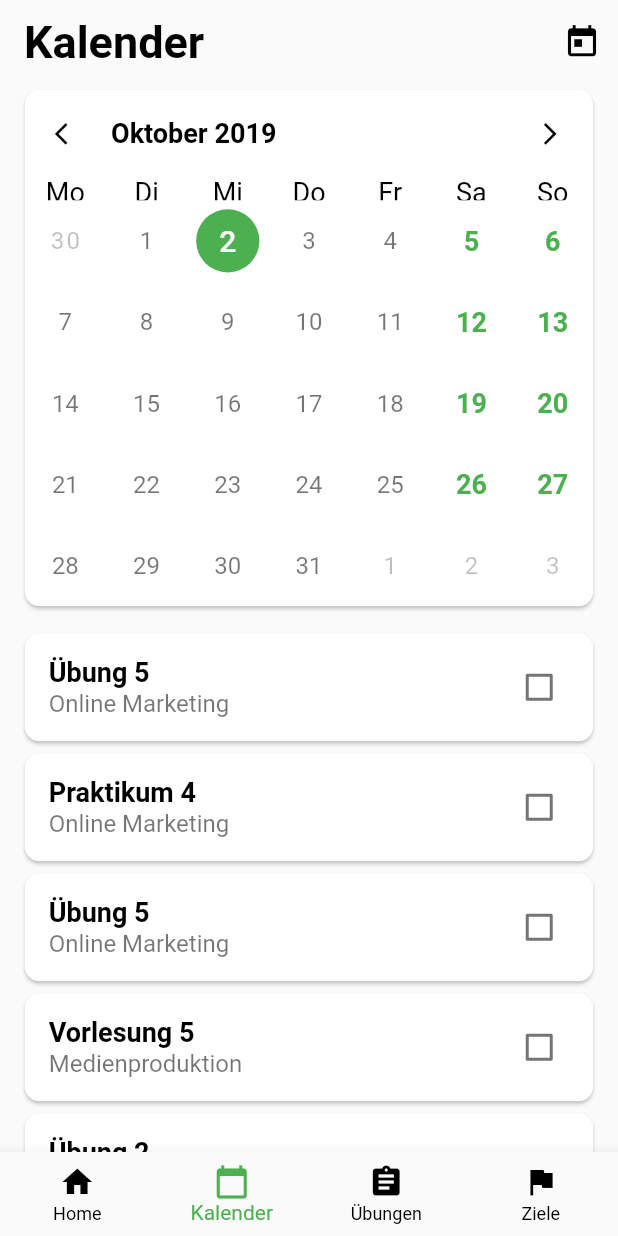
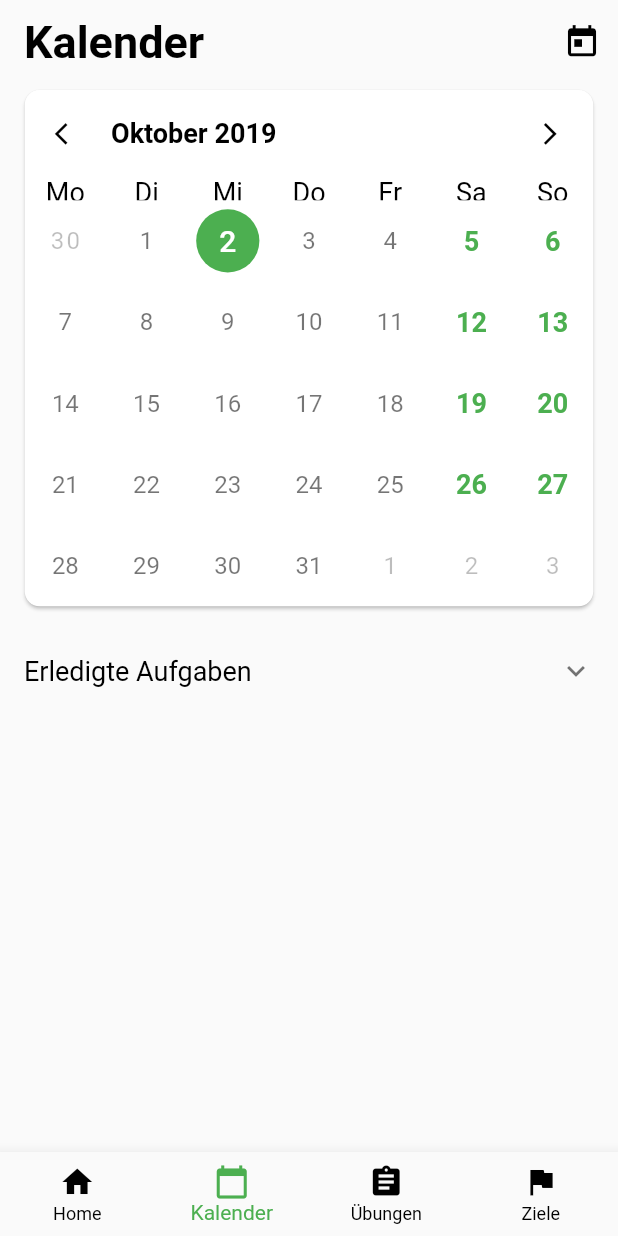
Before and after one commit to Hankyyy/achtsamkeits-app, a Flutter app: the screen it shows after launch, item 2 of the bottom bar chosen, on a phone screen of 412 x 824 dp. Run offline on Flutter 3.47's test engine with Material 2 defaults, Android fonts, the light colour scheme and no system bars; drawn by our look-alikes of table_calendar; our stand-ins replace audioplayers, charts_flutter, dynamic_theme, percent_indicator, sqflite; missing offline and left inert: flutter_duration_picker; accounts and stored records are empty.

Commit message:
Kalender fast fertig

```diff
--- a/lib/KalenderScreen/KalenderScreen.dart
+++ b/lib/KalenderScreen/KalenderScreen.dart
@@ -2,6 +2,7 @@ import 'package:flutter/material.dart';
 
 import 'package:table_calendar/table_calendar.dart';
 import 'package:intl/date_symbol_data_local.dart';
+import 'package:ape_of_mind/Model/aufgaben.dart';
 
 class KalenderScreen extends StatefulWidget {
   @override
@@ -10,13 +11,48 @@ class KalenderScreen extends StatefulWidget {
 
 class _KalenderScreenState extends State<KalenderScreen> {
   int test;
+  Map<DateTime, List> _events;
+  List _selectedEvents;
   CalendarController _calendarController;
+  Aufgaben af = Aufgaben();
+  String datum = "${DateTime.now().day.toString()}" +
+      "."
+          "${DateTime.now().month.toString()}" +
+      "."
+          "${DateTime.now().year.toString()}";
+
+  double _getPadding(int i, int length) {
+    if (i != length - 1)
+      return 0;
+    else
+      return 15;
+  }
+
+  void _onDaySelected(DateTime day, List events) {
+    print('CALLBACK: _onDaySelected');
+    setState(() {
+      _selectedEvents = events;
+      datum = "${day.day.toString()}" +
+          "."
+              "${day.month.toString()}" +
+          "."
+              "${day.year.toString()}";
+    });
+  }
 
   @override
   void initState() {
     super.initState();
     initializeDateFormatting('de_DE');
     _calendarController = CalendarController();
+
+    final _selectedDay = DateTime.now();
+
+    _events = {
+      _selectedDay: ['Event A7', 'Event B7', 'Event C7', 'Event D7'],
+    };
+
+    _selectedEvents = _events[_selectedDay] ?? [];
   }
 
   @override
@@ -104,132 +140,137 @@ class _KalenderScreenState extends State<KalenderScreen> {
                     fontWeight: FontWeight.bold,
                   ),
                 ),
+                onDaySelected: _onDaySelected,
               ),
             ),
           ),
           SizedBox(
             height: 10.0,
           ),
-          Container(
-            padding: EdgeInsets.symmetric(horizontal: 12.5),
+          Column(
+            children: <Widget>[
+              FutureBuilder<List<Aufgaben>>(
+                future: af.aufgabenDatumNotdone(datum),
+                builder: (context, snapshot) {
+                  if (snapshot.connectionState != ConnectionState.done) {
+                    return Center(
+                      child: CircularProgressIndicator(),
+                    );
+                  }
+                  if (snapshot.hasError) {
+                    return Center(
+                      child: Text("Error!"),
+                    );
+                  }
+                  List<Aufgaben> aufgaben = snapshot.data ?? [];
+                  Aufgaben af = new Aufgaben();
+                  return ListView.builder(
+                    physics: const NeverScrollableScrollPhysics(),
+                    shrinkWrap: true,
+                    itemCount: snapshot.data.length,
+                    itemBuilder: (context, index) {
+                      return Container(
+                        padding: EdgeInsets.only(
+                            left: 12.5,
+                            right: 12.5,
+                            bottom: _getPadding(index, snapshot.data.length)),
                         child: Card(
                           shape: RoundedRectangleBorder(
                             borderRadius: BorderRadius.circular(10.0),
                           ),
                           child: CheckboxListTile(
-                value: false,
-                onChanged: (bool newValue) {},
-                title: Row(
-                  crossAxisAlignment: CrossAxisAlignment.end,
-                  children: <Widget>[
-                    Text(
-                      "Übung 5",
-                      style: Theme.of(context).textTheme.title,
-                    ),
-                  ],
+                            value: isChecked(snapshot.data[index].erledigt),
+                            onChanged: (bool value) {
+                              setState(
+                                () {
+                                  changeCheck(
+                                      snapshot.data[index].titel,
+                                      snapshot.data[index].meilenstein_id,
+                                      snapshot.data[index].erledigt);
+                                },
+                              );
+                            },
+                            title: Text(
+                              snapshot.data[index].titel,
+                              style: Theme.of(context).textTheme.body2,
                             ),
                             subtitle: Text(
-                  "Online Marketing",
-                  style: Theme.of(context).textTheme.caption,
+                              snapshot.data[index].meilenstein_id,
+                              style: Theme.of(context).textTheme.subtitle,
                             ),
                           ),
                         ),
+                      );
+                    },
+                  );
+                },
               ),
-          Container(
-            padding: EdgeInsets.symmetric(horizontal: 12.5),
+              ExpansionTile(
+                title: Text(
+                  "Erledigte Aufgaben",
+                  style: Theme.of(context).textTheme.body1,
+                ),
+                children: <Widget>[
+                  FutureBuilder<List<Aufgaben>>(
+                    future: af.aufgabenDatumDone(datum),
+                    builder: (context, snapshot) {
+                      if (snapshot.connectionState != ConnectionState.done) {
+                        return Center(
+                          child: CircularProgressIndicator(),
+                        );
+                      }
+                      if (snapshot.hasError) {
+                        return Center(
+                          child: Text("Error!"),
+                        );
+                      }
+                      List<Aufgaben> aufgaben = snapshot.data ?? [];
+                      Aufgaben af = Aufgaben();
+                      return ListView.builder(
+                        physics: const NeverScrollableScrollPhysics(),
+                        shrinkWrap: true,
+                        itemCount: snapshot.data.length,
+                        itemBuilder: (context, index) {
+                          return Padding(
+                            padding: EdgeInsets.only(
+                                left: 12.5,
+                                right: 12.5,
+                                bottom:
+                                    _getPadding(index, snapshot.data.length)),
                             child: Card(
                               shape: RoundedRectangleBorder(
                                 borderRadius: BorderRadius.circular(10.0),
                               ),
                               child: CheckboxListTile(
-                value: false,
-                onChanged: (bool newvalue) {},
-                title: Row(
-                  crossAxisAlignment: CrossAxisAlignment.end,
-                  children: <Widget>[
-                    Text(
-                      "Praktikum 4",
-                      style: Theme.of(context).textTheme.title,
+                                value: isChecked(snapshot.data[index].erledigt),
+                                onChanged: (bool value) {
+                                  setState(
+                                    () {
+                                      changeCheck(
+                                          snapshot.data[index].titel,
+                                          snapshot.data[index].meilenstein_id,
+                                          snapshot.data[index].erledigt);
+                                    },
+                                  );
+                                },
+                                title: Text(
+                                  snapshot.data[index].titel,
+                                  style: Theme.of(context).textTheme.body2,
+                                ),
+                                subtitle: Text(
+                                  snapshot.data[index].meilenstein_id,
+                                  style: Theme.of(context).textTheme.subtitle,
+                                ),
+                              ),
+                            ),
+                          );
+                        },
+                      );
+                    },
                   ),
                 ],
               ),
-                subtitle: Text(
-                  "Online Marketing",
-                  style: Theme.of(context).textTheme.caption,
-                ),
-              ),
-            ),
-          ),
-          //Text(DateTime.now().day.toString()),
-          Container(
-            padding: EdgeInsets.symmetric(horizontal: 12.5),
-            child: Card(
-              shape: RoundedRectangleBorder(
-                borderRadius: BorderRadius.circular(10.0),
-              ),
-              child: CheckboxListTile(
-                value: false,
-                onChanged: (bool newvalue) {},
-                title: Row(
-                  crossAxisAlignment: CrossAxisAlignment.end,
-                  children: <Widget>[
-                    Text(
-                      "Übung 5",
-                      style: Theme.of(context).textTheme.title,
-                    ),
             ],
-                ),
-                subtitle: Text(
-                  "Online Marketing",
-                  style: Theme.of(context).textTheme.caption,
-                ),
-              ),
-            ),
-          ),
-          Container(
-            padding: EdgeInsets.symmetric(horizontal: 12.5),
-            child: Card(
-              shape: RoundedRectangleBorder(
-                borderRadius: BorderRadius.circular(10.0),
-              ),
-              child: CheckboxListTile(
-                value: false,
-                onChanged: (bool newvalue) {},
-                title: Row(
-                  crossAxisAlignment: CrossAxisAlignment.end,
-                  children: <Widget>[
-                    Text(
-                      "Vorlesung 5",
-                      style: Theme.of(context).textTheme.title,
-                    ),
-                  ],
-                ),
-                subtitle: Text(
-                  "Medienproduktion",
-                  style: Theme.of(context).textTheme.caption,
-                ),
-              ),
-            ),
-          ),
-          Container(
-            padding: EdgeInsets.symmetric(horizontal: 12.5),
-            child: Card(
-              shape: RoundedRectangleBorder(
-                borderRadius: BorderRadius.circular(10.0),
-              ),
-              child: CheckboxListTile(
-                value: false,
-                onChanged: (bool newvalue) {},
-                title: Text(
-                  "Übung 2",
-                  style: Theme.of(context).textTheme.title,
-                ),
-                subtitle: Text(
-                  "Medienproduktion",
-                  style: Theme.of(context).textTheme.caption,
-                ),
-              ),
-            ),
           ),
           SizedBox(
             height: 12.5,
@@ -238,6 +279,17 @@ class _KalenderScreenState extends State<KalenderScreen> {
       ),
     );
   }
+
+  bool isChecked(int i) {
+    if (i == 0) {
+      return false;
+    } else {
+      return true;
+    }
   }
 
-//Text(DateTime.now().toString()),
+  bool changeCheck(String titel, String meilenstein_id, int erledigt) {
+    Aufgaben af = new Aufgaben();
+    af.checkAF(titel, meilenstein_id, erledigt);
+  }
+}
--- a/lib/Model/aufgaben.dart
+++ b/lib/Model/aufgaben.dart
@@ -93,6 +93,40 @@ class Aufgaben {
     );
   }
 
+  Future<List<Aufgaben>> aufgabenDatumDone(String datum) async {
+    final Database db = await DB.instance.initDB();
+    List<Map<String, dynamic>> map = await db
+        .query('aufgaben', where: "datum = ? AND erledigt = 1", whereArgs: [datum]);
+    return List.generate(
+      map.length,
+          (i) {
+        return Aufgaben(
+          titel: map[i]["titel"],
+          erledigt: map[i]["erledigt"],
+          datum: map[i]["datum"],
+          meilenstein_id: map[i]["meilenstein_id"],
+        );
+      },
+    );
+  }
+
+  Future<List<Aufgaben>> aufgabenDatumNotdone(String datum) async {
+    final Database db = await DB.instance.initDB();
+    List<Map<String, dynamic>> map = await db
+        .query('aufgaben', where: "datum =? AND erledigt = 0", whereArgs: [datum]);
+    return List.generate(
+      map.length,
+          (i) {
+        return Aufgaben(
+          titel: map[i]["titel"],
+          erledigt: map[i]["erledigt"],
+          datum: map[i]["datum"],
+          meilenstein_id: map[i]["meilenstein_id"],
+        );
+      },
+    );
+  }
+
   Future<void> checkAF(String titel, String meilenstein_id, int erledigt) async {
     final Database db = await DB.instance.initDB();
     if(erledigt == 0){
--- a/lib/ZieleScreen/ZielCardWidget.dart
+++ b/lib/ZieleScreen/ZielCardWidget.dart
@@ -125,6 +125,7 @@ class _ZielCardState extends State<ZielCard> {
                 ),
               ),
               _getNotizen(),
+              SizedBox(height: 15,),
               FutureBuilder<List<Aufgaben>>(
                 future: aufgabe.aufgabenMSdone(meilenstein.titel),
                 builder: (context, snapshot) {
```
Lines whose indentation alone changed are shown as unchanged.
